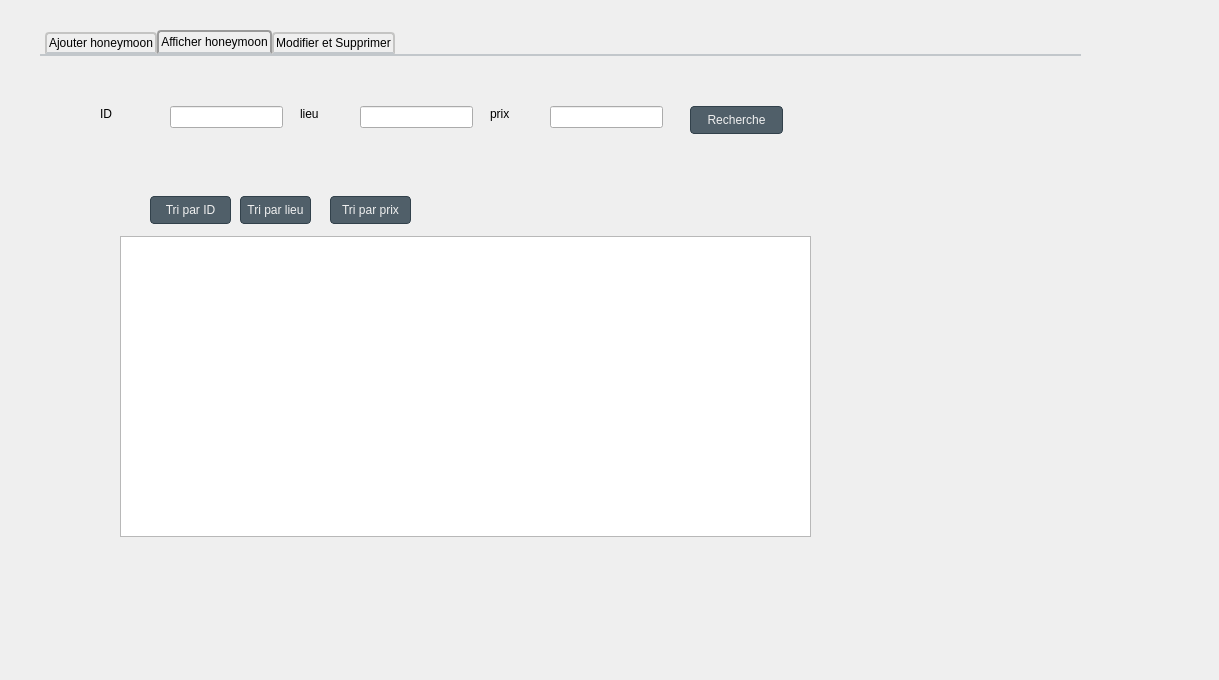
Before: the Qt Designer form honeymoonplus.ui in melek007/smart_wedding_2a09, drawn with Qt 5.
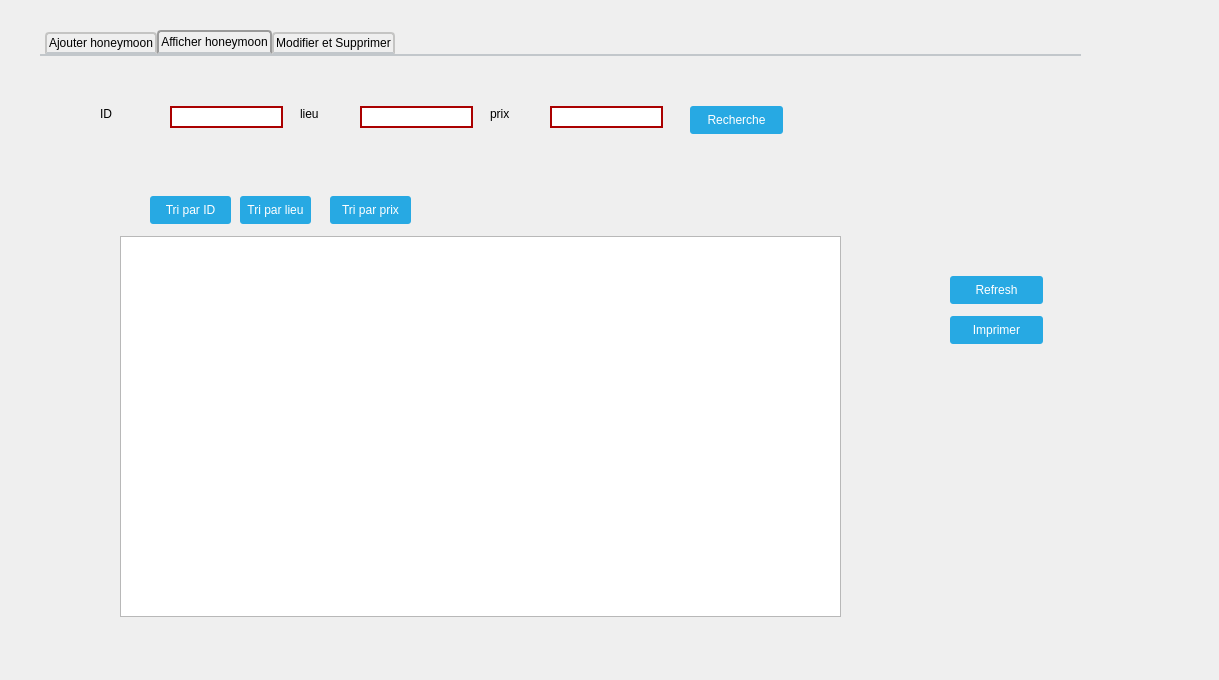
After: the same form once the commit is applied.

The edit to the form file:
```diff
--- a/honeymoonplus.ui
+++ b/honeymoonplus.ui
@@ -14,16 +14,12 @@
    <string>Dialog</string>
   </property>
   <property name="styleSheet">
-   <string notr="true">
-
-
-        Light  #4D545B #505F69 (unpressed)
-
-        Normal #31363B #32414B (border, disabled, pressed, checked, toolbars, menus)
-
-        Dark   #232629 #19232D (background)
-
-</string>
+   <string notr="true">MyDialog::title {
+    height: 24px;
+    font-weight: bold;
+    color: #000000;
+    background: #ffffff;
+}</string>
   </property>
   <widget class="QTabWidget" name="honeymoon">
    <property name="geometry">
@@ -70,6 +66,11 @@
 
 QTabBar::tab:!selected {
     margin-top: 2px; /* make non-selected tabs look smaller */
+}MyDialog::title {
+    height: 24px;
+    font-weight: bold;
+    color: #000000;
+    background: #ffffff;
 }</string>
    </property>
    <property name="currentIndex">
@@ -281,10 +282,16 @@
       <rect>
        <x>80</x>
        <y>180</y>
-       <width>691</width>
-       <height>301</height>
+       <width>721</width>
+       <height>381</height>
       </rect>
      </property>
+     <property name="styleSheet">
+      <string notr="true">QTableView QTableCornerButton::section {
+    background: red;
+    border: 2px outset red;
+}</string>
+     </property>
     </widget>
     <widget class="QPushButton" name="tri_par_lieu">
      <property name="geometry">
@@ -312,7 +319,13 @@
 
 }
 
-</string>
+QPushButton
+{
+  color: white;
+  background-color: #27a9e3;
+  border-width: 0px;
+  border-radius: 3px;
+}</string>
      </property>
      <property name="text">
       <string>Tri par lieu</string>
@@ -343,7 +356,13 @@
   outline: none;
 
 }
-
+QPushButton
+{
+  color: white;
+  background-color: #27a9e3;
+  border-width: 0px;
+  border-radius: 3px;
+}
 </string>
      </property>
      <property name="text">
@@ -401,7 +420,13 @@
   outline: none;
 
 }
-
+QPushButton
+{
+  color: white;
+  background-color: #27a9e3;
+  border-width: 0px;
+  border-radius: 3px;
+}
 </string>
      </property>
      <property name="text">
@@ -433,7 +458,13 @@
   outline: none;
 
 }
-
+QPushButton
+{
+  color: white;
+  background-color: #27a9e3;
+  border-width: 0px;
+  border-radius: 3px;
+}
 </string>
      </property>
      <property name="text">
@@ -449,6 +480,12 @@
        <height>22</height>
       </rect>
      </property>
+     <property name="styleSheet">
+      <string notr="true">background-color : none;
+border-color: rgb(170, 0, 0);
+border-width : 2px;
+border-style:solid</string>
+     </property>
     </widget>
     <widget class="QLineEdit" name="recherche_par_id">
      <property name="geometry">
@@ -459,6 +496,12 @@
        <height>22</height>
       </rect>
      </property>
+     <property name="styleSheet">
+      <string notr="true">background-color : none;
+border-color: rgb(170, 0, 0);
+border-width : 2px;
+border-style:solid</string>
+     </property>
     </widget>
     <widget class="QLabel" name="label_24">
      <property name="geometry">
@@ -482,6 +525,88 @@
        <height>22</height>
       </rect>
      </property>
+     <property name="styleSheet">
+      <string notr="true">background-color : none;
+border-color: rgb(170, 0, 0);
+border-width : 2px;
+border-style:solid</string>
+     </property>
+    </widget>
+    <widget class="QPushButton" name="refresh_honeymoon">
+     <property name="geometry">
+      <rect>
+       <x>910</x>
+       <y>220</y>
+       <width>93</width>
+       <height>28</height>
+      </rect>
+     </property>
+     <property name="styleSheet">
+      <string notr="true">QPushButton {
+
+  background-color: #505F69;
+
+  border: 1px solid #32414B;
+
+  color: #F0F0F0;
+
+  border-radius: 4px;
+
+  padding: 3px;
+
+  outline: none;
+
+}
+QPushButton
+{
+  color: white;
+  background-color: #27a9e3;
+  border-width: 0px;
+  border-radius: 3px;
+}
+</string>
+     </property>
+     <property name="text">
+      <string>Refresh</string>
+     </property>
+    </widget>
+    <widget class="QPushButton" name="imprimer_honeymoon">
+     <property name="geometry">
+      <rect>
+       <x>910</x>
+       <y>260</y>
+       <width>93</width>
+       <height>28</height>
+      </rect>
+     </property>
+     <property name="styleSheet">
+      <string notr="true">QPushButton {
+
+  background-color: #505F69;
+
+  border: 1px solid #32414B;
+
+  color: #F0F0F0;
+
+  border-radius: 4px;
+
+  padding: 3px;
+
+  outline: none;
+
+}
+QPushButton
+{
+  color: white;
+  background-color: #27a9e3;
+  border-width: 0px;
+  border-radius: 3px;
+}
+</string>
+     </property>
+     <property name="text">
+      <string>Imprimer</string>
+     </property>
     </widget>
    </widget>
    <widget class="QWidget" name="tab_4">
```
Left out of the diff: 176 changed lines with no effect on the pictures.
